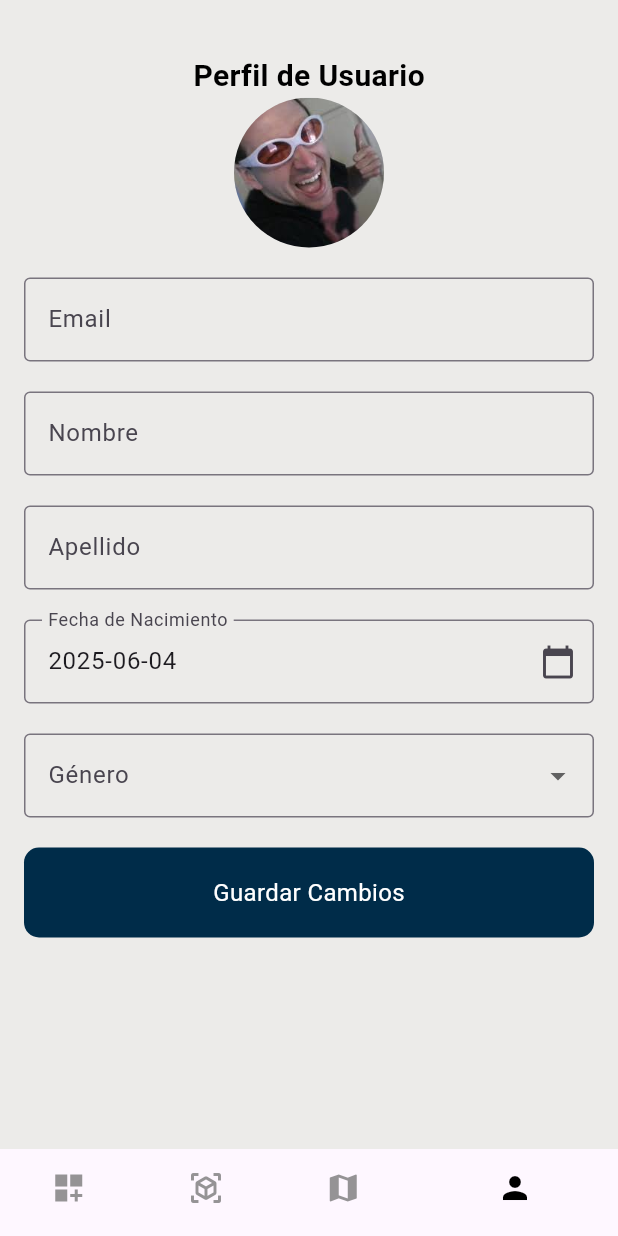
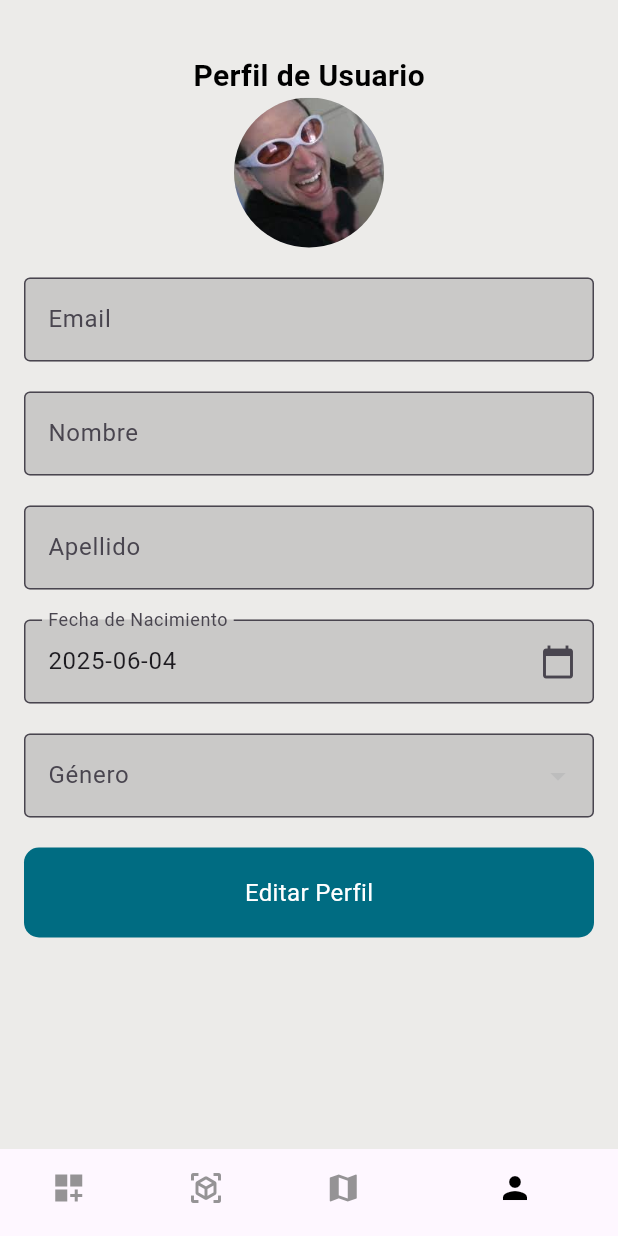
Before and after one commit to WesitosFsa/Cochasqui-APP, a Flutter app: the MainScreen screen opened directly, item 4 of the bottom bar chosen, on a phone screen of 412 x 824 dp. Run offline on Flutter 3.47's test engine with Material 3 defaults, Android fonts, the light colour scheme and no system bars; our stand-ins replace flutter_map, geolocator, latlong2, supabase_flutter; missing offline and left inert: ar_flutter_plugin_updated, flutter_map_mbtiles, mbtiles, mobile_scanner; accounts and stored records are empty; network calls fail.

Commit message:
refactor(profiles): Mejorando la pantalla de perfil

```diff
--- a/lib/features/profile/profile_screen.dart
+++ b/lib/features/profile/profile_screen.dart
@@ -1,3 +1,4 @@
+import 'package:cochasqui_park/shared/themes/colors.dart';
 import 'package:cochasqui_park/shared/widgets/DropdownCamp.dart';
 import 'package:cochasqui_park/shared/widgets/buttonR.dart';
 import 'package:cochasqui_park/features/auth/widgets/change_notifier_provider.dart';
@@ -22,9 +23,15 @@ class _ProfileScreenState extends State<ProfileScreen> {
   String? _generoSeleccionado;
   final List<String> _generos = ['Masculino', 'Femenino', 'Otros'];
 
+  bool _isEditing = false;
+
   @override
   void initState() {
     super.initState();
+    _initializeControllers();
+  }
+
+  void _initializeControllers() {
     final user = Provider.of<UserProvider>(context, listen: false).user;
     _emailController = TextEditingController(text: user?.email ?? '');
     _nombreController = TextEditingController(text: user?.nombre ?? '');
@@ -34,8 +41,18 @@ class _ProfileScreenState extends State<ProfileScreen> {
     );
     _generoSeleccionado = user?.genero;
   }
+  @override
+  void dispose() {
+    _nombreController.dispose();
+    _apellidoController.dispose();
+    _fechaNacimientoController.dispose();
+    _emailController.dispose();
+    super.dispose();
+  }
 
   Future<void> _selectDate(BuildContext context) async {
+    if (!_isEditing) return;
+
     final DateTime? picked = await showDatePicker(
       context: context,
       initialDate: DateTime.now(),
@@ -50,16 +67,22 @@ class _ProfileScreenState extends State<ProfileScreen> {
     }
   }
 
+  void _toggleEditMode() {
+    setState(() {
+      _isEditing = !_isEditing;
+      if (_isEditing) {
+        _initializeControllers();
+      }
+    });
+  }
+
   void _guardarCambios() async {
     final userProvider = Provider.of<UserProvider>(context, listen: false);
     final user = userProvider.user;
     if (user == null) return;
 
     try {
-      // Actualizar en Supabase
-      final response = await Supabase.instance.client
-          .from('profiles')
-          .upsert({
+      final Map<String, dynamic> updates = {
         'id': user.id,
         'nombre': _nombreController.text,
         'apellido': _apellidoController.text,
@@ -67,11 +90,14 @@ class _ProfileScreenState extends State<ProfileScreen> {
             ? _fechaNacimientoController.text
             : null,
         'genero': _generoSeleccionado,
-          })
+      };
+
+      final response = await Supabase.instance.client
+          .from('profiles')
+          .upsert(updates)
           .select()
           .single();
 
-      // Actualizar el user local en Provider
       userProvider.setUser(UserModel(
         id: user.id,
         email: user.email,
@@ -86,6 +112,10 @@ class _ProfileScreenState extends State<ProfileScreen> {
       ScaffoldMessenger.of(context).showSnackBar(
         SnackBar(content: Text('Perfil actualizado correctamente')),
       );
+
+      setState(() {
+        _isEditing = false;
+      });
     } catch (e) {
       ScaffoldMessenger.of(context).showSnackBar(
         SnackBar(content: Text('Error al actualizar el perfil: $e')),
@@ -108,39 +138,81 @@ class _ProfileScreenState extends State<ProfileScreen> {
             child: CircleAvatar(
               radius: 50,
               backgroundImage:
-                  AssetImage('assets/images/profile.png'), // tu imagen quemada
+                  AssetImage('assets/images/profile.png'),
               backgroundColor: Colors.grey[300],
             ),
           ),
           SizedBox(height: 20),
+
           TextCamp(
-              label: 'Email', controller: _emailController, readOnly: true),
+              label: 'Email',
+              controller: _emailController,
+              readOnly: true,
+              readType: true),
           SizedBox(height: 20),
-          TextCamp(label: 'Nombre', controller: _nombreController),
+          TextCamp(
+            label: 'Nombre',
+            controller: _nombreController,
+            readOnly: !_isEditing,
+            readType: !_isEditing,
+          ),
           SizedBox(height: 20),
-          TextCamp(label: 'Apellido', controller: _apellidoController),
+          TextCamp(
+            label: 'Apellido',
+            controller: _apellidoController,
+            readOnly: !_isEditing,
+            readType: !_isEditing,
+          ),
           SizedBox(height: 20),
           TextCamp(
             label: 'Fecha de Nacimiento',
             controller: _fechaNacimientoController,
             suffixIcon: Icon(Icons.calendar_today),
             onTap: () => _selectDate(context),
-            readOnly: true,
+            readOnly: !_isEditing,
+            readType: !_isEditing,
           ),
           SizedBox(height: 20),
             DropdownCamp(
             label: 'Género',
             value: _generoSeleccionado,
             items: _generos,
-            onChanged: (String? newValue) {
+            onChanged: _isEditing
+                ? (String? newValue) {
                     setState(() {
                       _generoSeleccionado = newValue;
                     });
-            },
+                  }
+                : (_) {},
+            readType: !_isEditing,
+            readOnly: !_isEditing,
           ),
           SizedBox(height: 20),
+          _isEditing
+              ? ButtonR(
+                  color: AppColors.verde,
+                  onTap: _guardarCambios,
+                  text: 'Guardar Cambios',
+                  showIcon: false)
+              : ButtonR(
+                  color: AppColors.azulMedio,
+                  onTap: _toggleEditMode,
+                  text: 'Editar Perfil',
+                  showIcon: false),
+          SizedBox(height: 20),
+          if (_isEditing)
             ButtonR(
-              onTap: _guardarCambios, text: 'Guardar Cambios', showIcon: false),
+              color: AppColors.rojo,
+              onTap: () {
+                setState(() {
+                  _isEditing = false;
+                  _initializeControllers();
+                });
+              },
+              text: 'Cancelar',
+              showIcon: false,
+
+            ),
         ],
       ),
     );
--- a/lib/shared/widgets/DropdownCamp.dart
+++ b/lib/shared/widgets/DropdownCamp.dart
@@ -5,20 +5,27 @@ class DropdownCamp extends StatelessWidget {
   final String label;
   final String? value;
   final List<String> items;
-  final ValueChanged<String?> onChanged;
+  final ValueChanged<String?>? onChanged;
   final String? Function(String?)? validator;
+  final bool readType;
+  final bool readOnly;
 
   const DropdownCamp({
     super.key,
     required this.label,
     required this.value,
     required this.items,
-    required this.onChanged,
+    this.onChanged,
     this.validator,
+    this.readType = false,
+    this.readOnly = false,
   });
 
   @override
   Widget build(BuildContext context) {
+    final bool isReadType = readType;
+    final bool isReadOnly = readOnly;
+
     return DropdownButtonFormField<String>(
       value: value,
       decoration: InputDecoration(
@@ -27,6 +34,8 @@ class DropdownCamp extends StatelessWidget {
         focusedBorder: OutlineInputBorder(
           borderSide: BorderSide(color: AppColors.azulMedio),
         ),
+        fillColor: isReadType || isReadOnly ? const Color.fromARGB(115, 160, 160, 160) : null,
+        filled: isReadType || isReadOnly,
       ),
       items: items.map((item) {
         return DropdownMenuItem<String>(
@@ -34,7 +43,7 @@ class DropdownCamp extends StatelessWidget {
           child: Text(item),
         );
       }).toList(),
-      onChanged: onChanged,
+      onChanged: isReadOnly ? null : onChanged,
       validator: validator,
     );
   }
--- a/lib/shared/widgets/text_camp.dart
+++ b/lib/shared/widgets/text_camp.dart
@@ -12,7 +12,7 @@ class TextCamp extends StatefulWidget {
   final ValueChanged<String>? onSubmitted;
   final String? errorText;
   final bool passwordView;
-
+  final bool readType;
   const TextCamp({
     super.key,
     required this.label,
@@ -25,6 +25,7 @@ class TextCamp extends StatefulWidget {
     this.onSubmitted,
     this.errorText,
     this.passwordView = false,
+    this.readType = false,
   });
 
   @override
@@ -48,6 +49,7 @@ class _TextCampState extends State<TextCamp> {
 
   @override
   Widget build(BuildContext context) {
+    final bool isReadType = widget.readType;
     return TextFormField(
       controller: widget.controller,
       obscureText: _obscure,
@@ -55,14 +57,17 @@ class _TextCampState extends State<TextCamp> {
       enabled: widget.enabled,
       onTap: widget.onTap,
       onFieldSubmitted: widget.onSubmitted,
+      cursorColor: isReadType ? Colors.white : Colors.black,
       decoration: InputDecoration(
         labelText: widget.label,
         border: const OutlineInputBorder(),
 
-        focusedBorder: OutlineInputBorder( // Cambia el color al enfocar
-        borderSide: BorderSide(color: AppColors.azulMedio), // Cambia a tu color desead
+        focusedBorder: OutlineInputBorder(
+        borderSide: BorderSide(color: AppColors.azulMedio),
 
         ),
+        fillColor: isReadType ? const Color.fromARGB(115, 160, 160, 160) : null,
+        filled: isReadType,
 
 
 
```
Lines whose indentation alone changed are shown as unchanged.
